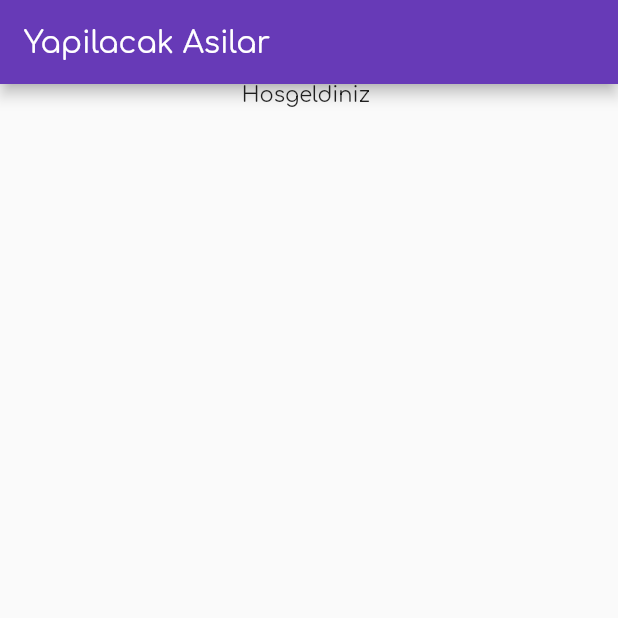
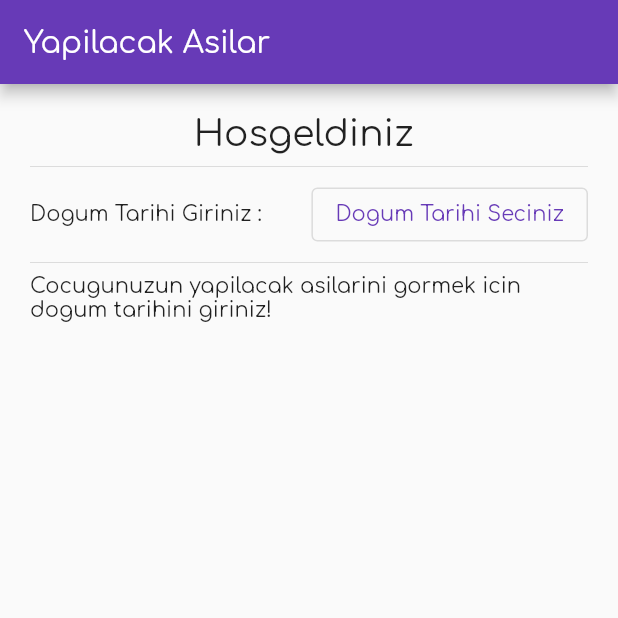
Before and after one commit to yusufholat/mobil-asi-takibi, a Flutter app: the ToDoVaccinesView screen opened directly, on a phone screen of 412 x 824 dp, the top half of it. Run offline on Flutter 3.47's test engine with Material 2 defaults, Android fonts, the phone set to English and light mode, and no system bars; our stand-ins replace cloud_firestore, firebase_auth, firebase_core, google_sign_in; accounts and stored records are empty.

Commit message:
UI Design
ui design and backand data transfer

```diff
--- a/lib/core/server/google_signin.dart
+++ b/lib/core/server/google_signin.dart
@@ -26,7 +26,7 @@ class GoogleSigninHelper {
 
     if (userCredential.user != null) {
       print(userCredential.user!.email.toString() + " signed in!");
-      FirebaseServise.saveDefaultUserData(userCredential);
+      await FirebaseServise.saveDefaultUserData(userCredential);
       return true;
     } else
       return false;
--- /dev/null
+++ b/lib/model/user.dart
@@ -0,0 +1,50 @@
+class DbUser {
+  DbUser({
+    required this.uid,
+    required this.vaccines,
+    required this.displayName,
+    required this.email,
+  });
+  late final String uid;
+  late final List<Vaccines> vaccines;
+  late final String displayName;
+  late final String email;
+
+  DbUser.fromJson(Map<String, dynamic> json) {
+    uid = json['uid'];
+    vaccines =
+        List.from(json['vaccines']).map((e) => Vaccines.fromJson(e)).toList();
+    displayName = json['displayName'];
+    email = json['email'];
+  }
+
+  Map<String, dynamic> toJson() {
+    final _data = <String, dynamic>{};
+    _data['uid'] = uid;
+    _data['vaccines'] = vaccines.map((e) => e.toJson()).toList();
+    _data['displayName'] = displayName;
+    _data['email'] = email;
+    return _data;
+  }
+}
+
+class Vaccines {
+  Vaccines({
+    required this.vaccineID,
+    required this.isVaccineted,
+  });
+  late final String vaccineID;
+  late final bool isVaccineted;
+
+  Vaccines.fromJson(Map<String, dynamic> json) {
+    vaccineID = json['vaccineID'];
+    isVaccineted = json['isVaccineted'];
+  }
+
+  Map<String, dynamic> toJson() {
+    final _data = <String, dynamic>{};
+    _data['vaccineID'] = vaccineID;
+    _data['isVaccineted'] = isVaccineted;
+    return _data;
+  }
+}
--- a/lib/model/vaccine.dart
+++ b/lib/model/vaccine.dart
@@ -1,7 +1,7 @@
 class Vaccine {
   late String name;
   late int dayCount;
-  Vaccine({name});
+  Vaccine({name, dayCount});
 
   Vaccine.fromJson(Map<String, dynamic> json) {
     name = json['name'];
--- a/lib/ui/page/all_vaccines.dart
+++ b/lib/ui/page/all_vaccines.dart
@@ -1,3 +1,4 @@
+import 'package:firebase_auth/firebase_auth.dart';
 import 'package:flutter/material.dart';
 import 'package:tibbi_asi_takibi/core/server/firebase_service.dart';
 import 'package:tibbi_asi_takibi/model/vaccine.dart';
@@ -11,8 +12,10 @@ class AllVaccinesView extends StatefulWidget {
 
 class _AllVaccinesViewState extends State<AllVaccinesView> {
   late FirebaseServise service;
+  late final User? user;
   @override
   void initState() {
+    user = FirebaseAuth.instance.currentUser;
     service = FirebaseServise();
     super.initState();
   }
@@ -24,7 +27,7 @@ class _AllVaccinesViewState extends State<AllVaccinesView> {
         title: Text("Tum Asilar"),
       ),
       body: FutureBuilder(
-        future: service.getVaccines(),
+        future: service.getAllVaccines(),
         builder: (context, snapshot) {
           switch (snapshot.connectionState) {
             case ConnectionState.done:
--- a/lib/ui/page/home_page.dart
+++ b/lib/ui/page/home_page.dart
@@ -12,7 +12,7 @@ class HomePageView extends StatefulWidget {
 
 class HomePageViewState extends State<HomePageView> {
   int selectedIndex = 0;
-  bool valuee = false;
+  static DateTime? date;
   List<Widget> screens = [
     ToDoVaccinesView(),
     ComplatedVaccinesView(),
--- a/lib/ui/page/todo_vaccines.dart
+++ b/lib/ui/page/todo_vaccines.dart
@@ -1,5 +1,10 @@
 import 'package:firebase_auth/firebase_auth.dart';
 import 'package:flutter/material.dart';
+import 'package:tibbi_asi_takibi/core/server/firebase_service.dart';
+import 'package:tibbi_asi_takibi/model/user.dart';
+import 'package:tibbi_asi_takibi/model/vaccine.dart';
+import 'package:intl/intl.dart';
+import 'package:tibbi_asi_takibi/ui/page/home_page.dart';
 
 class ToDoVaccinesView extends StatefulWidget {
   ToDoVaccinesView({Key? key}) : super(key: key);
@@ -10,12 +15,13 @@ class ToDoVaccinesView extends StatefulWidget {
 
 class _ToDoVaccinesViewState extends State<ToDoVaccinesView> {
   late final User? user;
+  late FirebaseServise service;
+
   @override
   initState() {
     final FirebaseAuth auth = FirebaseAuth.instance;
-
+    service = FirebaseServise();
     user = auth.currentUser;
-
     super.initState();
   }
 
@@ -25,10 +31,119 @@ class _ToDoVaccinesViewState extends State<ToDoVaccinesView> {
       appBar: AppBar(
         title: Text('Yapilacak Asilar'),
       ),
-      body: Container(
-        alignment: Alignment.topCenter,
-        child: Text("Hosgeldiniz " + user!.displayName.toString()),
+      body: FutureBuilder(
+        future: service.getUserToDoVaccines(user!),
+        builder: (context, snapshot) {
+          switch (snapshot.connectionState) {
+            case ConnectionState.done:
+              if (snapshot.hasData)
+                return _listVaccines(snapshot.data as DbUser);
+              else
+                return Center(
+                  child: Text("data not found"),
+                );
+            default:
+              return Center(child: CircularProgressIndicator());
+          }
+        },
       ),
     );
   }
+
+  Widget _listVaccines(DbUser _user) {
+    return Padding(
+      padding: const EdgeInsets.all(20.0),
+      child: Column(
+        children: [
+          Text(
+            "Hosgeldiniz " + _user.displayName.toString(),
+            style: TextStyle(fontSize: 24),
+          ),
+          Divider(),
+          Row(
+            children: [
+              Text("Dogum Tarihi Giriniz :  "),
+              Expanded(child: Container()),
+              OutlinedButton(
+                  onPressed: () => pickDate(context), child: getText()),
+            ],
+          ),
+          Divider(),
+          Expanded(
+            child: HomePageViewState.date == null
+                ? Text(
+                    "Cocugunuzun yapilacak asilarini gormek icin dogum tarihini giriniz!")
+                : ListView.builder(
+                    itemBuilder: (context, index) => ListTile(
+                      contentPadding: EdgeInsets.all(5),
+                      onTap: () {
+                        // showDialog(
+                        //     context: context,
+                        //     builder: (context) {
+                        //       return Center(
+                        //         child: Text(list[index].name),
+                        //       );
+                        //     });
+                      },
+                      title: Text("dd"),
+                      //subtitle: getRangeDate(list[index].dayCount),
+                      trailing: IconButton(
+                          color: Theme.of(context).colorScheme.secondary,
+                          onPressed: () {},
+                          icon: Icon(Icons.check)),
+                    ),
+                    physics: BouncingScrollPhysics(),
+                    itemCount: _user.vaccines.length,
+                  ),
+          ),
+        ],
+      ),
+    );
+  }
+
+  void getVaccineName(DbUser _user, int index, String firstText) {
+    late String text = service
+        .getVaccineWithDocID(_user.vaccines[index].vaccineID)
+        .then((value) => value.name)
+        .toString();
+    firstText = text;
+  }
+
+  Future pickDate(BuildContext context) async {
+    final initialDate = DateTime.now();
+    final newDate = await showDatePicker(
+      context: context,
+      initialDate: HomePageViewState.date ?? initialDate,
+      firstDate: DateTime(DateTime.now().year - 5),
+      lastDate: DateTime.now(),
+    );
+    if (newDate == null)
+      return;
+    else
+      setState(() {
+        HomePageViewState.date = newDate;
+      });
+  }
+
+  Text getText() {
+    if (HomePageViewState.date == null)
+      return Text("Dogum Tarihi Seciniz");
+    else
+      return Text(
+          '${HomePageViewState.date!.day}/${HomePageViewState.date!.month}/${HomePageViewState.date!.year}');
+  }
+
+  Text getRangeDate(int dayCount) {
+    DateTime newDate = HomePageViewState.date!.add(Duration(days: dayCount));
+    if (newDate.isBefore(DateTime.now())) {
+      Duration range = DateTime.now().difference(newDate);
+      return Text(range.inDays.toString() +
+          "gun onceydi.. (" +
+          DateFormat("dd/MM/yyyy").format(newDate).toString() +
+          ")");
+    } else {
+      Duration range = newDate.difference(DateTime.now());
+      return Text(range.inDays.toString() + " gun kaldi");
+    }
+  }
 }
--- a/pubspec.yaml
+++ b/pubspec.yaml
@@ -34,6 +34,7 @@ dependencies:
   firebase_core: ^1.8.0
   firebase_auth: ^3.1.4
   cloud_firestore: ^2.5.4
+  intl: ^0.17.0
 
 dev_dependencies:
   flutter_test:
```
Also changed, not shown: lib/core/server/firebase_service.dart (+57 -9 lines).
